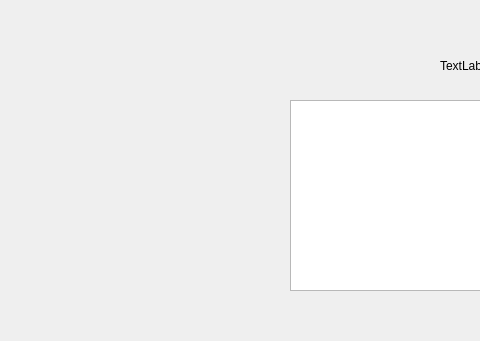
Above: bigBoy/mainVOne.ui from NeverGraceful/DailyLog before the change; both pictures show x 0 to 480 and y 0 to 341 of the 1058 by 769 pixel window. Below: the same form after it.
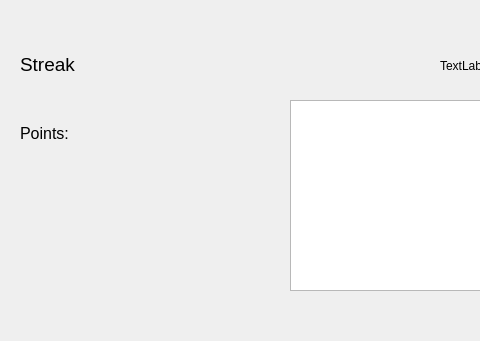
That is the form after the change.

```diff
--- a/bigBoy/mainVOne.ui
+++ b/bigBoy/mainVOne.ui
@@ -89,6 +89,48 @@
      <string>TextLabel</string>
     </property>
    </widget>
+   <widget class="QWidget" name="">
+    <property name="geometry">
+     <rect>
+      <x>20</x>
+      <y>10</y>
+      <width>171</width>
+      <height>221</height>
+     </rect>
+    </property>
+    <layout class="QVBoxLayout" name="verticalLayout">
+     <item>
+      <widget class="QLabel" name="STREAK">
+       <property name="font">
+        <font>
+         <pointsize>14</pointsize>
+        </font>
+       </property>
+       <property name="text">
+        <string>Streak</string>
+       </property>
+       <property name="alignment">
+        <set>Qt::AlignLeading|Qt::AlignLeft|Qt::AlignVCenter</set>
+       </property>
+      </widget>
+     </item>
+     <item>
+      <widget class="QLabel" name="POINTS">
+       <property name="font">
+        <font>
+         <pointsize>12</pointsize>
+        </font>
+       </property>
+       <property name="text">
+        <string>Points:</string>
+       </property>
+       <property name="alignment">
+        <set>Qt::AlignLeading|Qt::AlignLeft|Qt::AlignTop</set>
+       </property>
+      </widget>
+     </item>
+    </layout>
+   </widget>
   </widget>
   <widget class="QMenuBar" name="menubar">
    <property name="geometry">
```
